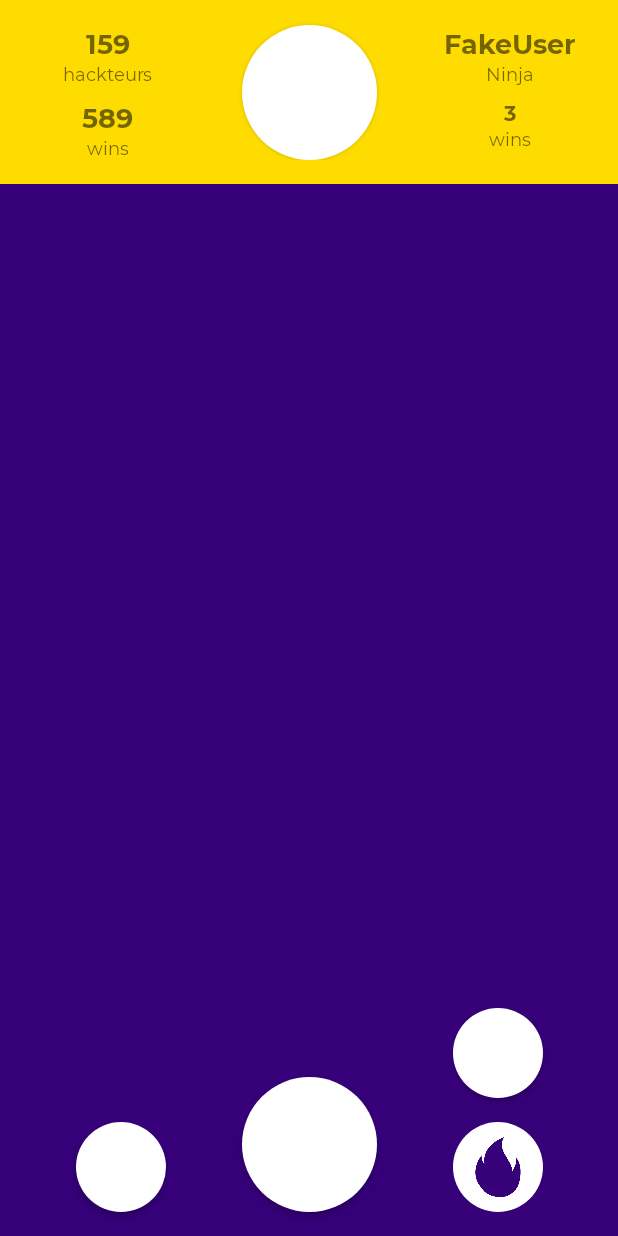
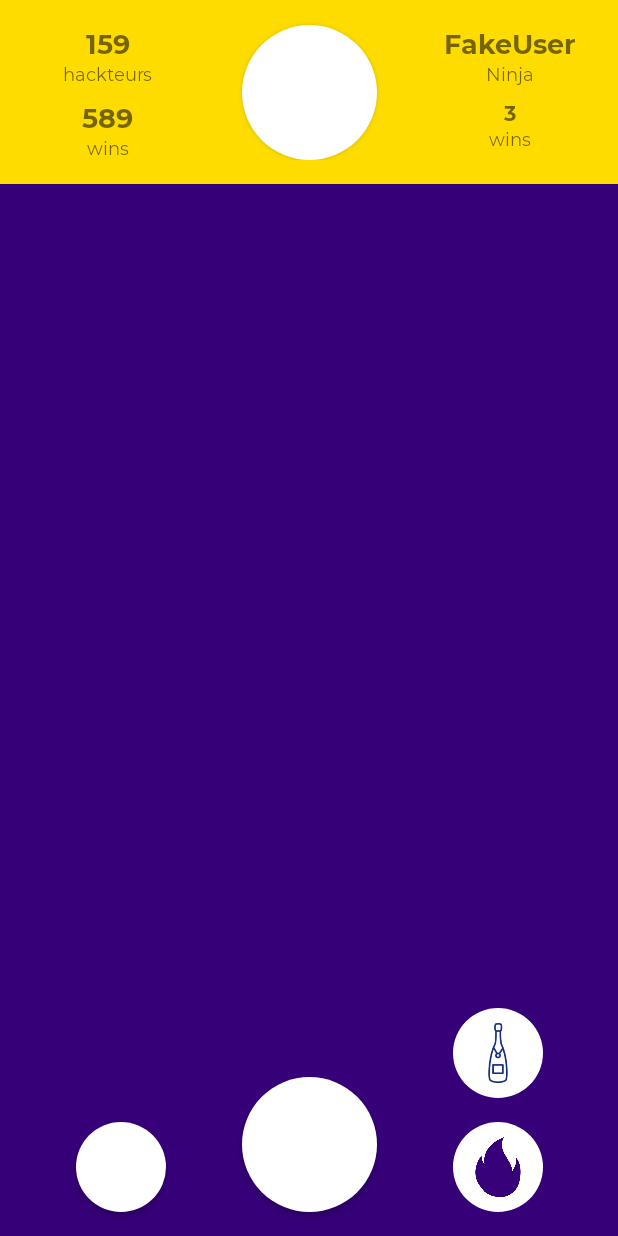
Before and after one commit to Adphi/WinStateHack, an Android app: the MainActivity screen opened directly, with no data from a screen before it, on a phone screen of 412 x 824 dp. Run offline under Robolectric (Android 15) with nearby library versions, the phone set to English and light mode, and no system bars; our stand-ins replace Firebase (no records; nobody signed in at launch, a user with empty details on screens opened directly).

Commit message:
added champagne bottle on mainactivity

```diff
--- a/app/src/main/java/fr/wcs/winstatehack/FriendsActivity.java
+++ b/app/src/main/java/fr/wcs/winstatehack/FriendsActivity.java
@@ -2,6 +2,7 @@ package fr.wcs.winstatehack;
 
 import android.os.Bundle;
 import android.support.v7.app.AppCompatActivity;
+import android.support.v7.widget.DividerItemDecoration;
 import android.support.v7.widget.LinearLayoutManager;
 import android.support.v7.widget.RecyclerView;
 
@@ -10,6 +11,8 @@ import java.util.ArrayList;
 import fr.wcs.winstatehack.Controllers.FirebaseController;
 import fr.wcs.winstatehack.Models.UserModel;
 import fr.wcs.winstatehack.UI.FriendsAdapter;
+
+import static android.support.v7.widget.LinearLayoutManager.HORIZONTAL;
 
 public class FriendsActivity extends AppCompatActivity {
 
@@ -27,5 +30,7 @@ public class FriendsActivity extends AppCompatActivity {
         FriendsAdapter friendsAdapter = new FriendsAdapter(users);
         recyclerView.setAdapter(friendsAdapter);
         firebaseController.setUsersListener(user -> friendsAdapter.notifyDataSetChanged());
+
+
     }
 }
--- a/app/src/main/java/fr/wcs/winstatehack/MainActivity.java
+++ b/app/src/main/java/fr/wcs/winstatehack/MainActivity.java
@@ -67,7 +67,7 @@ public class MainActivity extends AppCompatActivity {
         Button buttonFriends = findViewById(R.id.buttonMessage);
         buttonFriends.setOnClickListener(v -> startActivity(new Intent(this, FriendsActivity.class)));
 
-        Button buttonShake = findViewById(R.id.buttonShake);
+        ImageButton buttonShake = findViewById(R.id.buttonShake);
         buttonShake.setOnClickListener(v -> startActivity(new Intent(this, SensorActivity.class)));
     }
 
--- a/app/src/main/res/layout/activity_main.xml
+++ b/app/src/main/res/layout/activity_main.xml
@@ -170,15 +170,18 @@
             app:layout_constraintEnd_toEndOf="parent"
             app:layout_constraintStart_toEndOf="@+id/buttonMessage"/>
 
-        <Button
+        <ImageButton
             android:id="@+id/buttonShake"
             android:layout_width="60dp"
             android:layout_height="60dp"
             android:layout_marginBottom="16dp"
             android:background="@drawable/circle_button"
+            android:scaleType="centerCrop"
+            android:src="@drawable/champagne_bottle"
+            android:padding="10dp"
             app:layout_constraintBottom_toTopOf="@+id/imageButtonFire"
             app:layout_constraintEnd_toEndOf="parent"
-            app:layout_constraintStart_toEndOf="@+id/buttonMessage" />
+            app:layout_constraintStart_toEndOf="@+id/buttonMessage"/>
 
 
 
```
